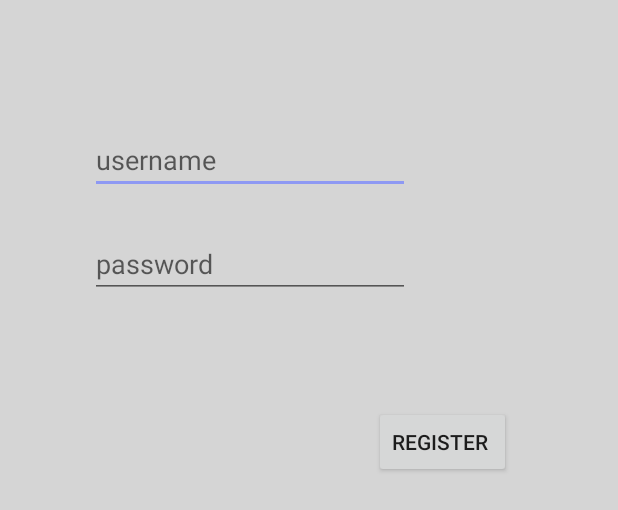
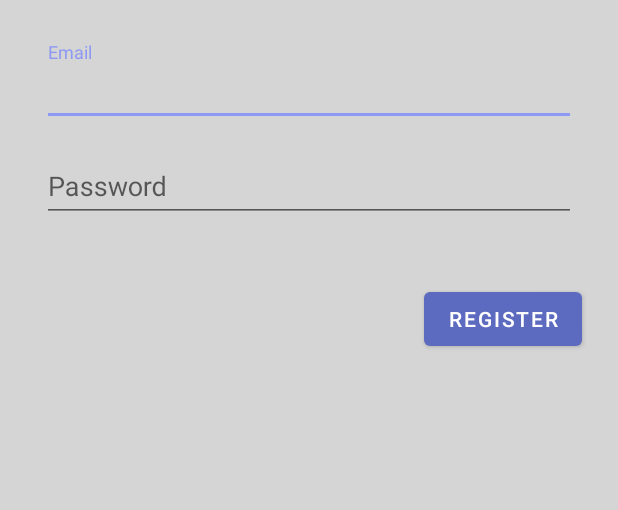
Before and after one commit to veskol1/FireApp, an Android app: the layout activity_register.xml on its own in the app's theme, with its tools: preview values and no code run, on a phone screen of 412 x 824 dp. Shown: the top 510 px of the screen. Run offline under Robolectric (Android 15) with nearby library versions, the phone set to English and light mode, and no system bars.

Commit message:
changed login, register and menu

```diff
--- a/app/src/main/AndroidManifest.xml
+++ b/app/src/main/AndroidManifest.xml
@@ -10,20 +10,21 @@
         android:roundIcon="@mipmap/ic_launcher_round"
         android:supportsRtl="true"
         android:theme="@style/AppTheme">
-        <activity android:name="com.example.planetmovieapp.Activities.LoginActivity" android:launchMode="singleTop">
+        <activity android:name="com.example.planetmovieapp.LoginActivity" android:launchMode="singleTop">
             <intent-filter>
                 <action android:name="android.intent.action.MAIN" />
 
                 <category android:name="android.intent.category.LAUNCHER" />
             </intent-filter>
         </activity>
-        <activity android:name=".MainActivity" android:parentActivityName=".Activities.LoginActivity" android:label="Welcome!"></activity>
+        <activity android:name=".MainActivity" android:parentActivityName=".LoginActivity" android:label="Welcome to MoviePlanet!"></activity>
         <activity android:name="com.example.planetmovieapp.AdministrationActivities.AdminLoginActivity" android:launchMode="singleTop" android:parentActivityName="com.example.planetmovieapp.MainActivity" android:label="Administration Login"></activity>
         <activity android:name="com.example.planetmovieapp.AdministrationActivities.AdministrationActivity" android:launchMode="singleTop" android:parentActivityName="com.example.planetmovieapp.AdministrationActivities.AdminLoginActivity" android:label="Administration screen"></activity>
         <activity android:name="com.example.planetmovieapp.AdministrationActivities.AddMovieActivity" android:launchMode="singleTop" android:parentActivityName="com.example.planetmovieapp.AdministrationActivities.AdministrationActivity" android:label="Add movie to database"></activity>
         <activity android:name="com.example.planetmovieapp.Activities.DetailedMovieActivity" android:launchMode="singleTop" android:parentActivityName="com.example.planetmovieapp.MainActivity" android:label="Movie details"></activity>
         <activity android:name="com.example.planetmovieapp.Activities.SelectSeatsActivity" android:launchMode="singleTop" android:parentActivityName="com.example.planetmovieapp.Activities.DetailedMovieActivity" android:label="Select seats"></activity>
         <activity android:name="com.example.planetmovieapp.Activities.OrderDetailsActivity" android:parentActivityName="com.example.planetmovieapp.Activities.SelectSeatsActivity"></activity>
+        <activity android:name=".RegisterActivity" android:label="Register account" android:parentActivityName="com.example.planetmovieapp.LoginActivity"></activity>
     </application>
 
 </manifest>
--- a/app/src/main/java/com/example/planetmovieapp/AdministrationActivities/AdminLoginActivity.java
+++ b/app/src/main/java/com/example/planetmovieapp/AdministrationActivities/AdminLoginActivity.java
@@ -14,7 +14,6 @@ import com.example.planetmovieapp.R;
 
 public class AdminLoginActivity extends AppCompatActivity {
     private EditText usernameLogEditText,passwordLogEditText;
-    private TextView regTextView;
     private Button logButton;
 
     @Override
@@ -25,7 +24,6 @@ public class AdminLoginActivity extends AppCompatActivity {
         usernameLogEditText = findViewById(R.id.admin_log_edit);
         passwordLogEditText = findViewById(R.id.admin_password_log_edit);
         logButton = findViewById(R.id.admin_log_button);
-        regTextView = findViewById(R.id.tv_register);
 
 
         logButton.setOnClickListener(new View.OnClickListener() {
--- a/app/src/main/res/layout/activity_register.xml
+++ b/app/src/main/res/layout/activity_register.xml
@@ -1,48 +1,65 @@
 <?xml version="1.0" encoding="utf-8"?>
-<androidx.constraintlayout.widget.ConstraintLayout xmlns:android="http://schemas.android.com/apk/res/android"
-    xmlns:app="http://schemas.android.com/apk/res-auto"
-    xmlns:tools="http://schemas.android.com/tools"
+<ScrollView xmlns:android="http://schemas.android.com/apk/res/android"
     android:layout_width="match_parent"
     android:layout_height="match_parent"
-    tools:context=".AdministrationActivities.RegisterActivity">
+    xmlns:app="http://schemas.android.com/apk/res-auto">
 
-    <EditText
-        android:id="@+id/username_edit"
-        android:layout_width="wrap_content"
+    <LinearLayout
+        android:layout_width="match_parent"
         android:layout_height="wrap_content"
-        android:layout_marginTop="84dp"
-        android:ems="10"
-        android:hint="username"
-        android:inputType="textPersonName"
-        app:layout_constraintEnd_toEndOf="parent"
-        app:layout_constraintHorizontal_bias="0.303"
-        app:layout_constraintStart_toStartOf="parent"
-        app:layout_constraintTop_toTopOf="parent" />
+        android:clipChildren="false"
+        android:clipToPadding="false"
+        android:orientation="vertical"
+        android:padding="24dp"
+        android:paddingTop="16dp">
 
-    <EditText
-        android:id="@+id/password_edit"
-        android:layout_width="wrap_content"
-        android:layout_height="wrap_content"
-        android:layout_marginTop="24dp"
-        android:layout_marginEnd="4dp"
-        android:ems="10"
-        android:hint="password"
-        android:inputType="textPassword"
-        app:layout_constraintEnd_toEndOf="parent"
-        app:layout_constraintHorizontal_bias="0.309"
-        app:layout_constraintStart_toStartOf="parent"
-        app:layout_constraintTop_toBottomOf="@+id/username_edit" />
+        <com.google.android.material.textfield.TextInputLayout
+            android:layout_width="match_parent"
+            android:layout_height="wrap_content"
+            android:layout_margin="4dp"
+            android:hint="Email">
 
-    <Button
-        android:id="@+id/reg_button"
-        android:layout_width="wrap_content"
-        android:layout_height="wrap_content"
-        android:text="Register "
-        app:layout_constraintBottom_toBottomOf="parent"
-        app:layout_constraintEnd_toEndOf="parent"
-        app:layout_constraintHorizontal_bias="0.778"
-        app:layout_constraintStart_toStartOf="parent"
-        app:layout_constraintTop_toBottomOf="@+id/password_edit"
-        app:layout_constraintVertical_bias="0.125" />
+            <com.google.android.material.textfield.TextInputEditText
+                android:layout_width="match_parent"
+                android:layout_height="wrap_content"
+                android:id="@+id/username_edit"
+                android:inputType="text"
+                android:maxLines="1" />
 
-</androidx.constraintlayout.widget.ConstraintLayout>
+        </com.google.android.material.textfield.TextInputLayout>
+
+
+        <com.google.android.material.textfield.TextInputLayout
+            android:layout_width="match_parent"
+            android:layout_height="wrap_content"
+            android:hint="Password"
+            android:layout_margin="4dp"
+            app:errorEnabled="true">
+
+            <com.google.android.material.textfield.TextInputEditText
+                android:layout_width="match_parent"
+                android:layout_height="wrap_content"
+                android:id="@+id/password_edit"
+                android:inputType="textPassword"/>
+
+        </com.google.android.material.textfield.TextInputLayout>
+
+
+        <RelativeLayout
+            android:layout_width="match_parent"
+            android:layout_height="wrap_content">
+
+            <com.google.android.material.button.MaterialButton
+                android:id="@+id/reg_button"
+                android:layout_width="wrap_content"
+                android:layout_height="wrap_content"
+                android:layout_alignParentEnd="true"
+                android:gravity="center"
+                android:layout_marginTop="16dp"
+                android:text="Register" />
+
+        </RelativeLayout>
+
+
+    </LinearLayout>
+</ScrollView>
```
Also changed, not shown: app/src/main/java/com/example/planetmovieapp/LoginActivity.java (renamed from app/src/main/java/com/example/planetmovieapp/Activities/LoginActivity.java, +28 -22 lines), app/src/main/java/com/example/planetmovieapp/MainActivity.java (+1 -22 lines), app/src/main/java/com/example/planetmovieapp/RegisterActivity.java (renamed from app/src/main/java/com/example/planetmovieapp/AdministrationActivities/RegisterActivity.java, +17 -25 lines), app/src/main/res/layout/activity_login.xml (+8 -4 lines), app/src/main/res/layout/activity_main.xml (+0 -7 lines).
